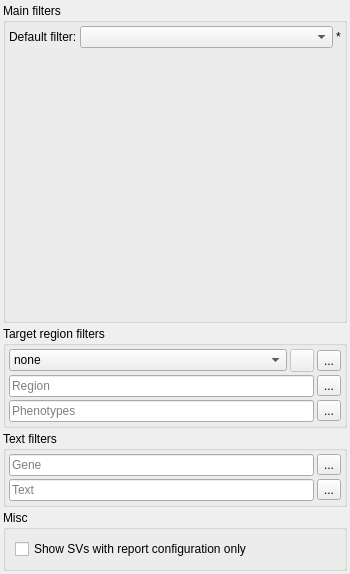
This is src/GSvar/FilterWidgetSV.ui in imgag/ngs-bits as Qt 5 draws it before an edit. The edited form follows.
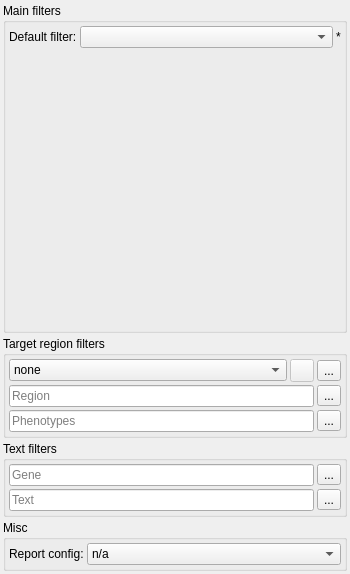
This is the edited form. Icons and pictures are not drawn. Custom widgets are drawn as their Qt base class.

Commit message: GSvar: Added option to show variants without report configuration only (filter widgets of small variants, CNVs and SVs)

Diff of the .ui file:
```diff
--- a/src/GSvar/FilterWidgetSV.ui
+++ b/src/GSvar/FilterWidgetSV.ui
@@ -376,14 +376,54 @@
      <property name="flat">
       <bool>true</bool>
      </property>
-     <layout class="QVBoxLayout" name="verticalLayout_2">
-      <item>
-       <widget class="QCheckBox" name="report_config">
+     <layout class="QGridLayout" name="gridLayout_3">
+      <property name="leftMargin">
+       <number>3</number>
+      </property>
+      <property name="topMargin">
+       <number>3</number>
+      </property>
+      <property name="rightMargin">
+       <number>3</number>
+      </property>
+      <property name="bottomMargin">
+       <number>3</number>
+      </property>
+      <property name="spacing">
+       <number>3</number>
+      </property>
+      <item row="0" column="0">
+       <widget class="QLabel" name="label">
         <property name="text">
-         <string>Show SVs with report configuration only</string>
+         <string>Report config:</string>
         </property>
        </widget>
       </item>
+      <item row="0" column="1">
+       <widget class="QComboBox" name="report_config">
+        <property name="sizePolicy">
+         <sizepolicy hsizetype="Expanding" vsizetype="Fixed">
+          <horstretch>0</horstretch>
+          <verstretch>0</verstretch>
+         </sizepolicy>
+        </property>
+        <item>
+         <property name="text">
+          <string>n/a</string>
+         </property>
+        </item>
+        <item>
+         <property name="text">
+          <string>variants with report configuration</string>
+         </property>
+        </item>
+        <item>
+         <property name="text">
+          <string>variants without report configuration</string>
+         </property>
+        </item>
+       </widget>
+      </item>
      </layout>
     </widget>
    </item>
```
The commit also changes 12 other files.
